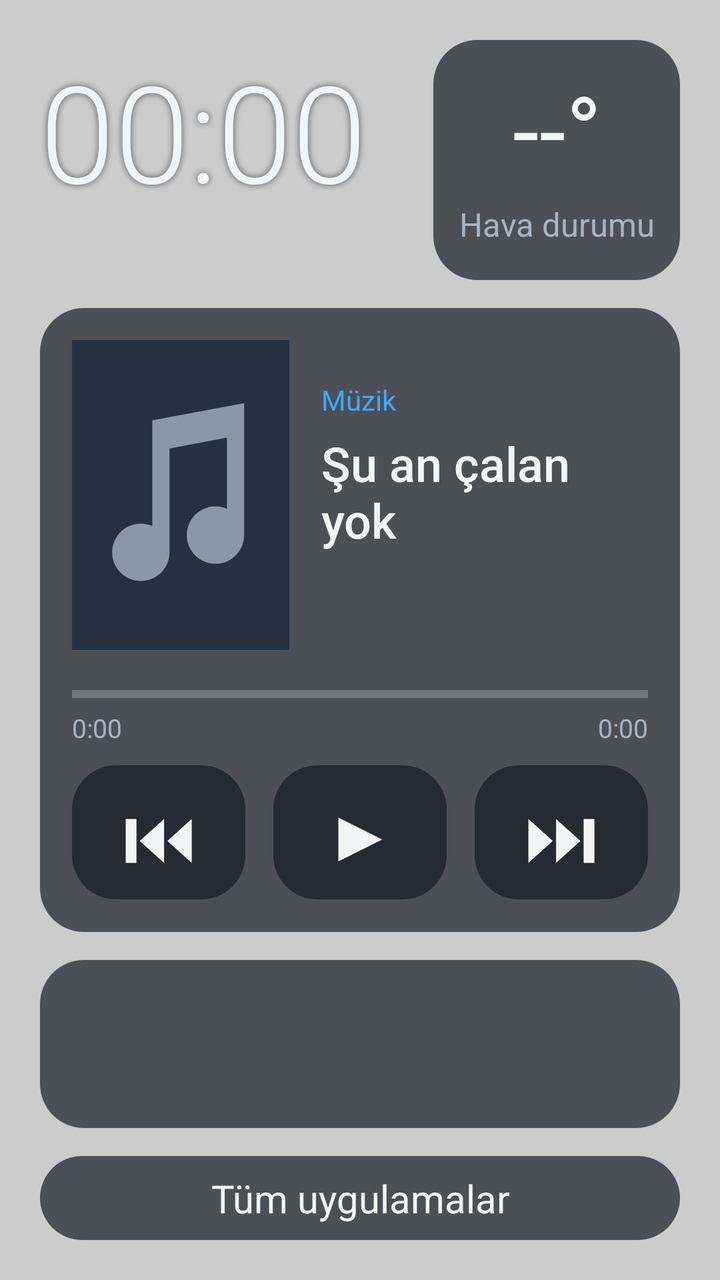
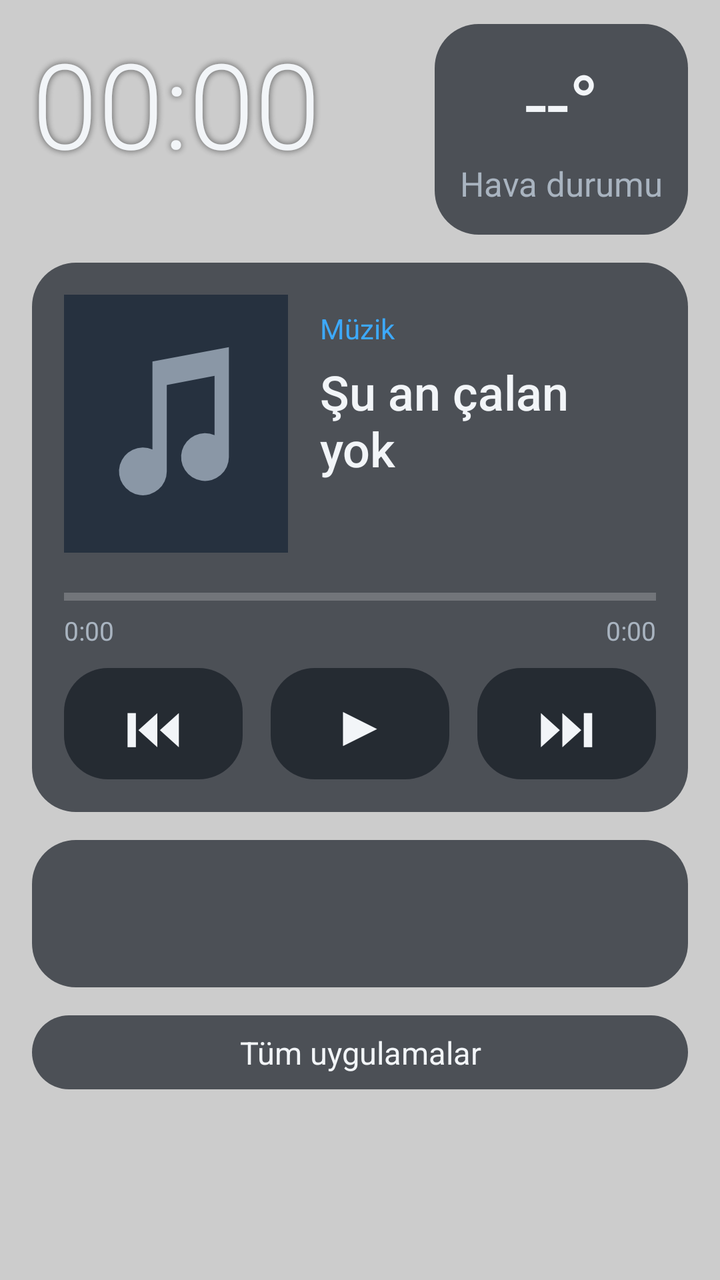

Before-and-after screenshots of an Android layout around one commit, followed by the original layout XML and the change that was made.
<!-- AndroidManifest.xml: activity theme AracTema.Duvar -->
<!-- res/layout/activity_main.xml -->
<?xml version="1.0" encoding="utf-8"?>
<LinearLayout xmlns:android="http://schemas.android.com/apk/res/android"
    android:id="@+id/kok"
    android:layout_width="match_parent"
    android:layout_height="match_parent"
    android:background="@color/perde"
    android:orientation="vertical"
    android:padding="20dp">

    
    <LinearLayout
        android:layout_width="match_parent"
        android:layout_height="0dp"
        android:layout_weight="2"
        android:orientation="horizontal">

        <LinearLayout
            android:id="@+id/saatAlani"
            android:layout_width="0dp"
            android:layout_height="match_parent"
            android:layout_weight="3"
            android:orientation="vertical">

            <TextView
                android:id="@+id/saat"
                android:layout_width="match_parent"
                android:layout_height="0dp"
                android:layout_weight="3"
                android:autoSizeMaxTextSize="140sp"
                android:autoSizeMinTextSize="24sp"
                android:autoSizeTextType="uniform"
                android:fontFamily="sans-serif-light"
                android:gravity="start|bottom"
                android:maxLines="1"
                android:shadowColor="#99000000"
                android:shadowRadius="8"
                android:text="00:00"
                android:textColor="@color/yazi" />

            <TextView
                android:id="@+id/tarih"
                android:layout_width="match_parent"
                android:layout_height="0dp"
                android:layout_weight="1"
                android:autoSizeMaxTextSize="30sp"
                android:autoSizeMinTextSize="12sp"
                android:autoSizeTextType="uniform"
                android:gravity="start|top"
                android:maxLines="1"
                android:shadowColor="#99000000"
                android:shadowRadius="6"
                android:textColor="@color/yazi" />
        </LinearLayout>

        <LinearLayout
            android:id="@+id/havaKart"
            android:layout_width="0dp"
            android:layout_height="match_parent"
            android:layout_marginStart="12dp"
            android:layout_weight="2"
            android:background="@drawable/kart_bg"
            android:gravity="center"
            android:orientation="vertical"
            android:padding="12dp">

            <TextView
                android:id="@+id/sicaklik"
                android:layout_width="match_parent"
                android:layout_height="0dp"
                android:layout_weight="2"
                android:autoSizeMaxTextSize="64sp"
                android:autoSizeMinTextSize="16sp"
                android:autoSizeTextType="uniform"
                android:gravity="center"
                android:maxLines="1"
                android:text="--°"
                android:textColor="@color/yazi" />

            <TextView
                android:id="@+id/havaDurum"
                android:layout_width="match_parent"
                android:layout_height="0dp"
                android:layout_weight="1"
                android:autoSizeMaxTextSize="22sp"
                android:autoSizeMinTextSize="10sp"
                android:autoSizeTextType="uniform"
                android:gravity="center"
                android:maxLines="1"
                android:text="Hava durumu"
                android:textColor="@color/soluk" />
        </LinearLayout>
    </LinearLayout>

    
    <LinearLayout
        android:layout_width="match_parent"
        android:layout_height="0dp"
        android:layout_marginTop="14dp"
        android:layout_weight="5.2"
        android:background="@drawable/kart_bg"
        android:orientation="vertical"
        android:padding="16dp">

        <LinearLayout
            android:id="@+id/sarkiBilgi"
            android:layout_width="match_parent"
            android:layout_height="0dp"
            android:layout_weight="3"
            android:background="?android:attr/selectableItemBackground"
            android:clickable="true"
            android:focusable="true"
            android:orientation="horizontal">

            <ImageView
                android:id="@+id/kapak"
                android:layout_width="0dp"
                android:layout_height="match_parent"
                android:layout_weight="2"
                android:background="@drawable/kapak_bg"
                android:scaleType="centerCrop"
                android:src="@drawable/ic_muzik" />

            <LinearLayout
                android:layout_width="0dp"
                android:layout_height="match_parent"
                android:layout_marginStart="16dp"
                android:layout_weight="3"
                android:gravity="center_vertical"
                android:orientation="vertical">

                <TextView
                    android:id="@+id/kaynak"
                    android:layout_width="match_parent"
                    android:layout_height="wrap_content"
                    android:ellipsize="end"
                    android:maxLines="1"
                    android:text="Müzik"
                    android:textColor="@color/vurgu"
                    android:textSize="14sp" />

                <TextView
                    android:id="@+id/sarki"
                    android:layout_width="match_parent"
                    android:layout_height="wrap_content"
                    android:layout_marginTop="6dp"
                    android:ellipsize="end"
                    android:fontFamily="sans-serif-medium"
                    android:maxLines="2"
                    android:text="Şu an çalan yok"
                    android:textColor="@color/yazi"
                    android:textSize="24sp" />

                <TextView
                    android:id="@+id/sanatci"
                    android:layout_width="match_parent"
                    android:layout_height="wrap_content"
                    android:layout_marginTop="4dp"
                    android:ellipsize="end"
                    android:maxLines="1"
                    android:textColor="@color/soluk"
                    android:textSize="18sp" />
            </LinearLayout>
        </LinearLayout>

        <ProgressBar
            android:id="@+id/ilerleme"
            style="@android:style/Widget.Material.ProgressBar.Horizontal"
            android:layout_width="match_parent"
            android:layout_height="wrap_content"
            android:layout_marginTop="14dp"
            android:max="1000"
            android:progress="0"
            android:progressTint="@color/vurgu" />

        <LinearLayout
            android:layout_width="match_parent"
            android:layout_height="wrap_content"
            android:orientation="horizontal">

            <TextView
                android:id="@+id/gecen"
                android:layout_width="0dp"
                android:layout_height="wrap_content"
                android:layout_weight="1"
                android:text="0:00"
                android:textColor="@color/soluk"
                android:textSize="13sp" />

            <TextView
                android:id="@+id/toplam"
                android:layout_width="0dp"
                android:layout_height="wrap_content"
                android:layout_weight="1"
                android:gravity="end"
                android:text="0:00"
                android:textColor="@color/soluk"
                android:textSize="13sp" />
        </LinearLayout>

        <LinearLayout
            android:layout_width="match_parent"
            android:layout_height="0dp"
            android:layout_marginTop="10dp"
            android:layout_weight="1.3"
            android:orientation="horizontal">

            <TextView
                android:id="@+id/onceki"
                style="@style/MedyaButon"
                android:layout_marginEnd="7dp"
                android:text="⏮" />

            <TextView
                android:id="@+id/oynat"
                style="@style/MedyaButon"
                android:layout_marginStart="7dp"
                android:layout_marginEnd="7dp"
                android:text="▶" />

            <TextView
                android:id="@+id/sonraki"
                style="@style/MedyaButon"
                android:layout_marginStart="7dp"
                android:text="⏭" />
        </LinearLayout>
    </LinearLayout>

    
    <LinearLayout
        android:id="@+id/dok"
        android:layout_width="match_parent"
        android:layout_height="0dp"
        android:layout_marginTop="14dp"
        android:layout_weight="1.4"
        android:background="@drawable/kart_bg"
        android:gravity="center"
        android:orientation="horizontal"
        android:padding="6dp" />

    
    <TextView
        android:id="@+id/uygulamalar"
        android:layout_width="match_parent"
        android:layout_height="0dp"
        android:layout_marginTop="14dp"
        android:layout_weight="0.7"
        android:autoSizeMaxTextSize="26sp"
        android:autoSizeMinTextSize="12sp"
        android:autoSizeTextType="uniform"
        android:background="@drawable/buton_bg"
        android:clickable="true"
        android:focusable="true"
        android:gravity="center"
        android:maxLines="1"
        android:padding="8dp"
        android:text="Tüm uygulamalar"
        android:textColor="@color/yazi" />
</LinearLayout>
<!-- resources referenced by this layout -->
<resources>
  <color name="perde">#33000000</color>
  <color name="soluk">#A9B4C0</color>
  <color name="vurgu">#3DA9FC</color>
  <color name="yazi">#F2F5F8</color>
  <!-- drawable buton_bg (drawable) -->
  <?xml version="1.0" encoding="utf-8"?>
  <selector xmlns:android="http://schemas.android.com/apk/res/android">
      <item android:state_pressed="true">
          <shape android:shape="rectangle">
              <solid android:color="@color/kart_basili" />
              <corners android:radius="22dp" />
          </shape>
      </item>
      <item>
          <shape android:shape="rectangle">
              <solid android:color="@color/kart_seffaf" />
              <corners android:radius="22dp" />
          </shape>
      </item>
  </selector>
  <!-- drawable ic_muzik (drawable) -->
  <?xml version="1.0" encoding="utf-8"?>
  <vector xmlns:android="http://schemas.android.com/apk/res/android"
      android:width="108dp"
      android:height="108dp"
      android:viewportWidth="108"
      android:viewportHeight="108">
      <path android:fillColor="#26313F" android:pathData="M0,0h108v108h-108z" />
      <path
          android:fillColor="#8A97A6"
          android:pathData="M44,28 L76,22 L76,68 A10,10 0 1,1 70,58.8 L70,34 L50,37.8 L50,74 A10,10 0 1,1 44,64.8 Z" />
  </vector>
  <!-- drawable kapak_bg (drawable) -->
  <?xml version="1.0" encoding="utf-8"?>
  <shape xmlns:android="http://schemas.android.com/apk/res/android" android:shape="rectangle">
      <solid android:color="#26313F" />
      <corners android:radius="16dp" />
  </shape>
  <!-- drawable kart_bg (drawable) -->
  <?xml version="1.0" encoding="utf-8"?>
  <shape xmlns:android="http://schemas.android.com/apk/res/android" android:shape="rectangle">
      <solid android:color="@color/kart_seffaf" />
      <corners android:radius="22dp" />
  </shape>
  <style name="MedyaButon">
          <item name="android:layout_width">0dp</item>
          <item name="android:layout_height">match_parent</item>
          <item name="android:layout_weight">1</item>
          <item name="android:background">@drawable/buton_bg</item>
          <item name="android:clickable">true</item>
          <item name="android:focusable">true</item>
          <item name="android:gravity">center</item>
          <item name="android:maxLines">1</item>
          <item name="android:padding">8dp</item>
          <item name="android:textColor">@color/yazi</item>
          <item name="android:autoSizeTextType">uniform</item>
          <item name="android:autoSizeMinTextSize">14sp</item>
          <item name="android:autoSizeMaxTextSize">48sp</item>
      </style>
  <style name="AracTema.Duvar">
          <item name="android:windowShowWallpaper">true</item>
          <item name="android:windowBackground">@android:color/transparent</item>
          <item name="android:statusBarColor">@android:color/transparent</item>
          <item name="android:navigationBarColor">@android:color/transparent</item>
      </style>
  <color name="kart_basili">#E626313F</color>
  <color name="kart_seffaf">#B3161C24</color>
</resources>

<!-- the commit's change to res/layout/activity_main.xml (unified diff, before → after) -->
@@ -5,7 +5,10 @@
     android:layout_height="match_parent"
     android:background="@color/perde"
     android:orientation="vertical"
-    android:padding="20dp">
+    android:paddingStart="16dp"
+    android:paddingTop="12dp"
+    android:paddingEnd="16dp"
+    android:paddingBottom="0dp">
 
     
     <LinearLayout
@@ -255,4 +258,10 @@
         android:padding="8dp"
         android:text="Tüm uygulamalar"
         android:textColor="@color/yazi" />
+
+    
+    <View
+        android:layout_width="match_parent"
+        android:layout_height="0dp"
+        android:layout_weight="1.8" />
 </LinearLayout>
